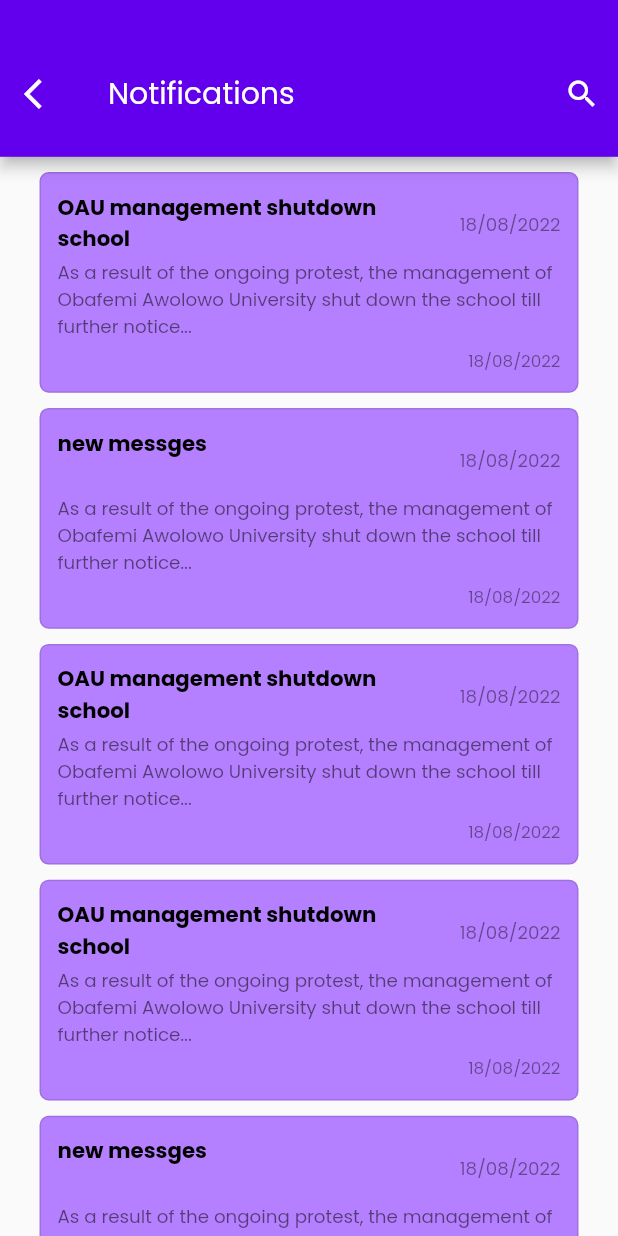
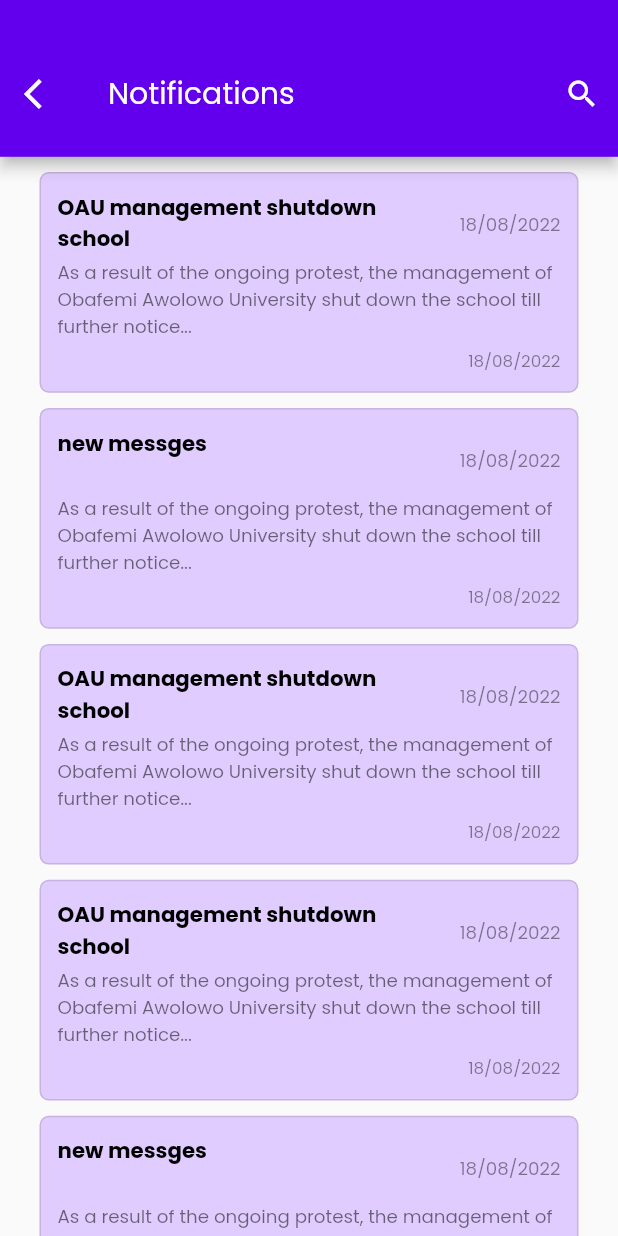
Before and after one commit to kolikay/Scholars_padi, a Flutter app: the NotificationScreen screen opened directly, on a phone screen of 412 x 824 dp. Run offline on Flutter 3.47's test engine with Material 2 defaults, Android fonts, the phone set to English and light mode, and no system bars; our stand-ins replace carousel_slider, flutter_riverpod, flutter_screenutil, google_fonts, image_picker, pin_code_fields and 1 more; missing offline and left inert: simple_connection_checker.

```diff
--- a/lib/screens/on_boarding/notifications/views/notification_cards.dart
+++ b/lib/screens/on_boarding/notifications/views/notification_cards.dart
@@ -56,7 +56,7 @@ class _NotificationMaterialCardsState extends ConsumerState<NotificationMaterial
                   color: AppColor.mainColor,
                   width: 2.0,
                   style: BorderStyle.solid),
-          color: const Color(0xffb580ff),
+          color: const Color(0xffe1ccff),
         ),
         child: Padding(
           padding: EdgeInsets.all(10.0.w),
```
